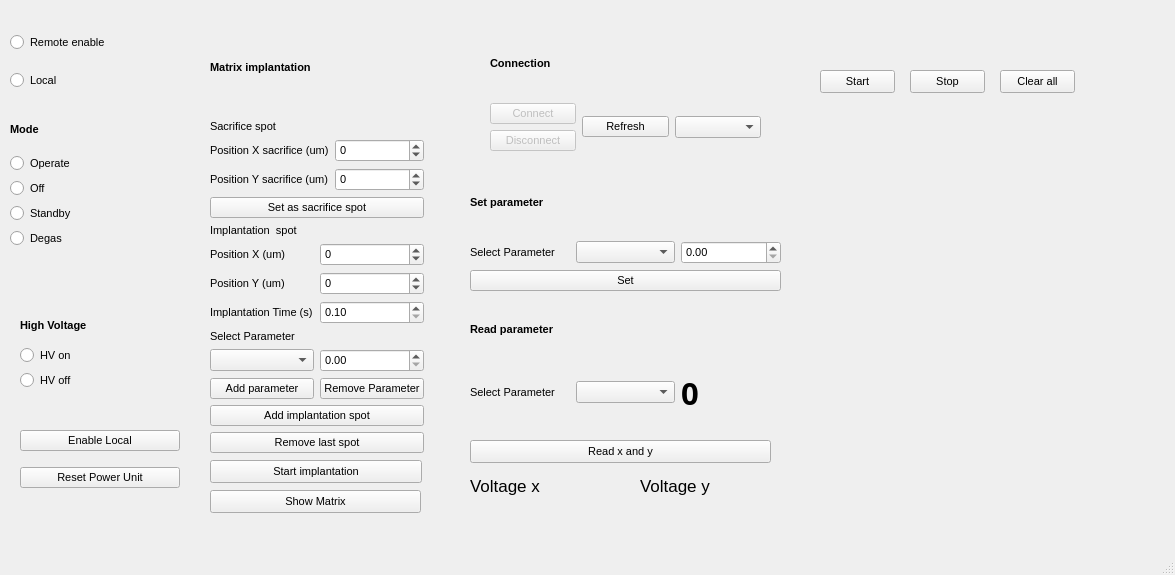
tugatoconhelado/Qoptics_exp, file src/qudi/gui/ion_gun/ion_gun.ui: the form before one commit.
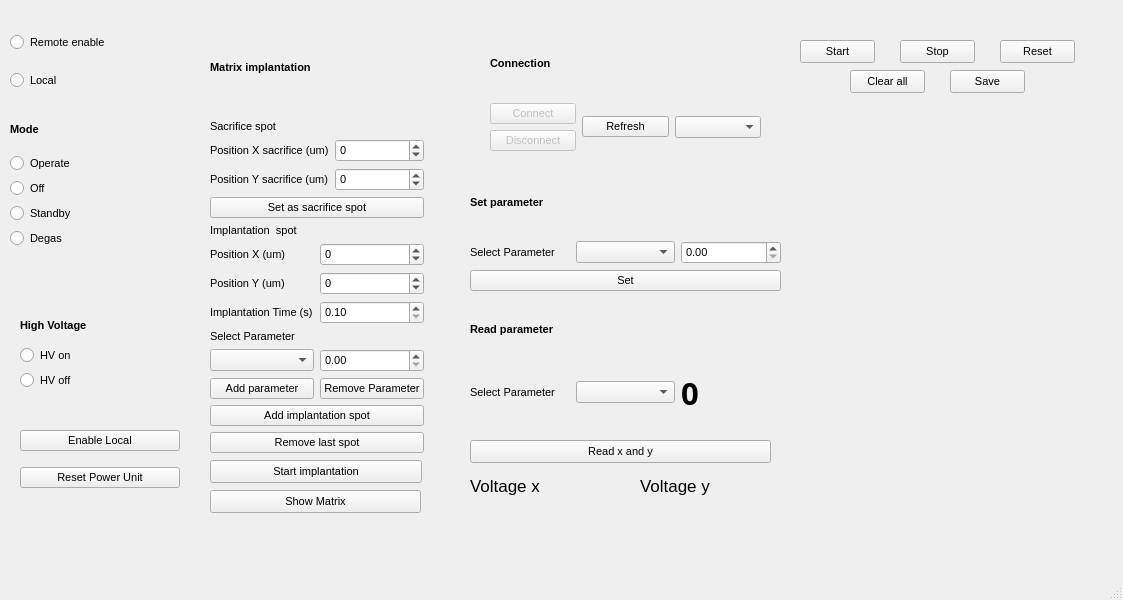
The form after the commit. Custom widgets are drawn as their Qt base class.

Patch:
```diff
--- a/src/qudi/gui/ion_gun/ion_gun.ui
+++ b/src/qudi/gui/ion_gun/ion_gun.ui
@@ -6,8 +6,8 @@
    <rect>
     <x>0</x>
     <y>0</y>
-    <width>1175</width>
-    <height>575</height>
+    <width>1123</width>
+    <height>600</height>
    </rect>
   </property>
   <property name="font">
@@ -783,8 +783,8 @@
    <widget class="QPushButton" name="start_xy_button">
     <property name="geometry">
      <rect>
-      <x>820</x>
-      <y>70</y>
+      <x>800</x>
+      <y>40</y>
       <width>75</width>
       <height>23</height>
      </rect>
@@ -796,8 +796,8 @@
    <widget class="QPushButton" name="stop_xy_button">
     <property name="geometry">
      <rect>
-      <x>910</x>
-      <y>70</y>
+      <x>900</x>
+      <y>40</y>
       <width>75</width>
       <height>23</height>
      </rect>
@@ -809,7 +809,7 @@
    <widget class="QPushButton" name="Clear_xy_button">
     <property name="geometry">
      <rect>
-      <x>1000</x>
+      <x>850</x>
       <y>70</y>
       <width>75</width>
       <height>23</height>
@@ -829,6 +829,32 @@
      </rect>
     </property>
    </widget>
+   <widget class="QPushButton" name="save_button">
+    <property name="geometry">
+     <rect>
+      <x>950</x>
+      <y>70</y>
+      <width>75</width>
+      <height>23</height>
+     </rect>
+    </property>
+    <property name="text">
+     <string>Save</string>
+    </property>
+   </widget>
+   <widget class="QPushButton" name="reset_botton">
+    <property name="geometry">
+     <rect>
+      <x>1000</x>
+      <y>40</y>
+      <width>75</width>
+      <height>23</height>
+     </rect>
+    </property>
+    <property name="text">
+     <string>Reset</string>
+    </property>
+   </widget>
   </widget>
   <widget class="QMenuBar" name="menubar">
    <property name="geometry">
```
Left out of the diff: 2 changed lines with no effect on the pictures.
